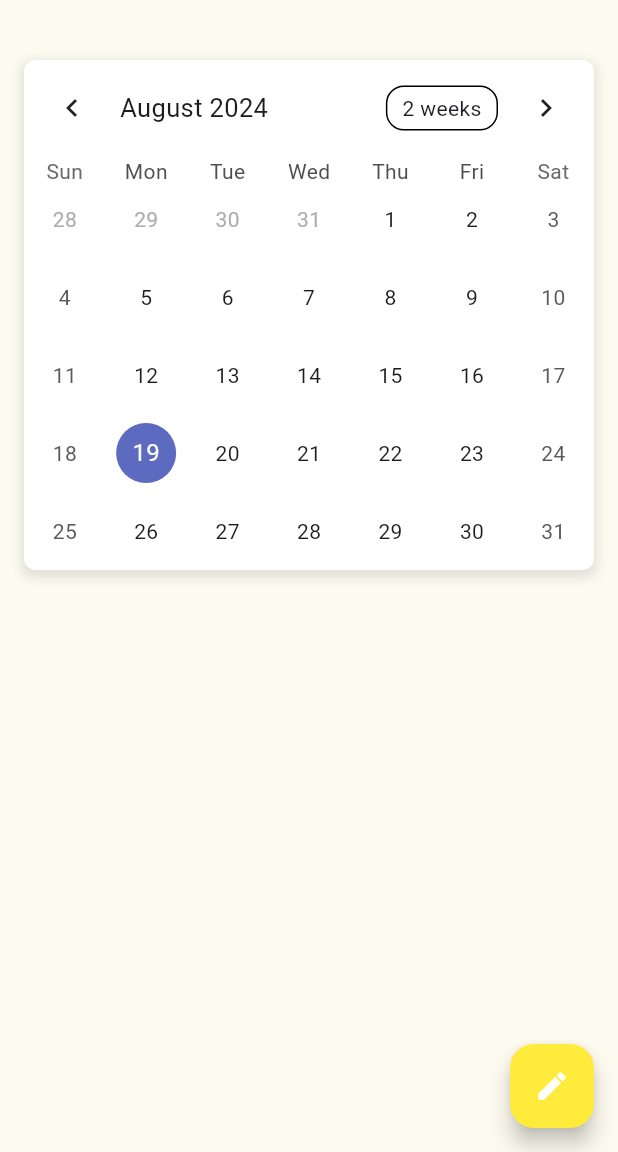
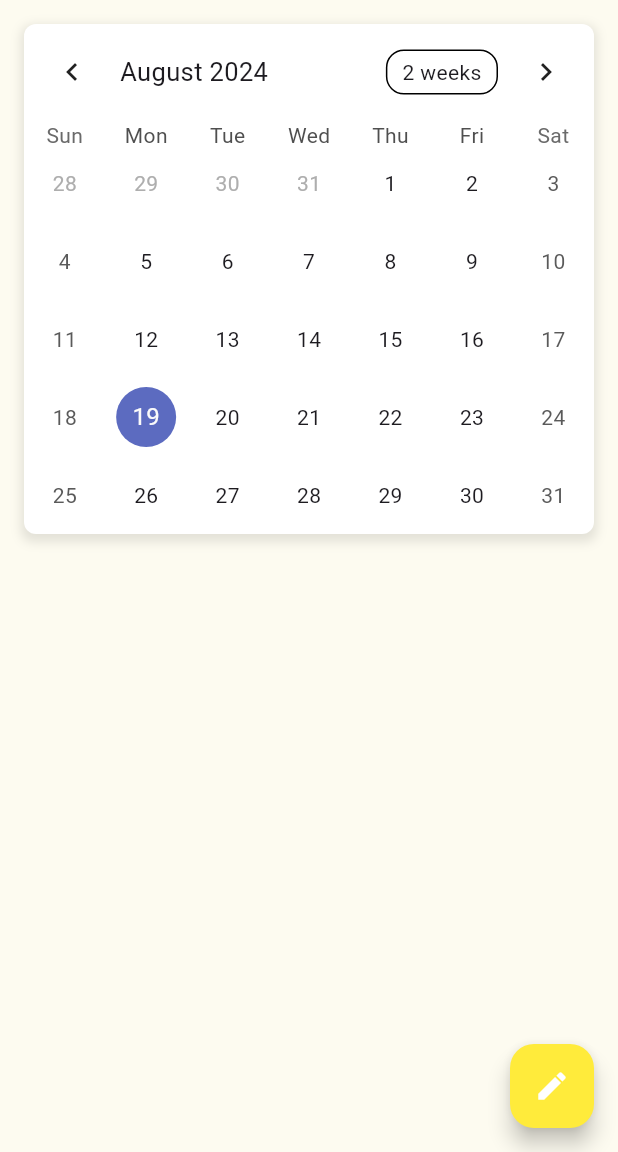
Before and after one commit to Tune-Manner/wisely-diary-frontend, a Flutter app: the HomeScreens screen opened directly, on a phone screen of 412 x 824 dp, the part 84-1236 px from its top. Run offline on Flutter 3.47's test engine with Material 3 defaults, Android fonts, the phone set to English and light mode, and no system bars; drawn by our look-alikes of table_calendar; our stand-ins replace device_info_plus, firebase_core, firebase_messaging, flutter_bloc, flutter_dotenv, flutter_local_notifications and 7 more; missing offline and left inert: android_alarm_manager_plus, gotrue, image_picker_android, image_picker_platform_interface, kakao_flutter_sdk_user; accounts and stored records are empty.

Commit message:
feat : changing calendar position

```diff
--- a/lib/home_screens.dart
+++ b/lib/home_screens.dart
@@ -10,7 +10,6 @@ import 'custom_scaffold.dart';
 import 'alarm/alarm_setting_page.dart';
 
 import 'date_select.dart';
-
 
 class HomeScreens extends StatefulWidget {
   final String userId;
@@ -110,45 +109,7 @@ class _HomePageState extends State<HomeScreens> {
         children: [
           Column(
             children: [
-              // 캘린더 헤더 및 버튼
-              Padding(
-                padding: const EdgeInsets.symmetric(vertical: 20.0),
-                child: Row(
-                  mainAxisAlignment: MainAxisAlignment.spaceBetween,
-                  children: [
-                    // Padding(
-                    //   padding: const EdgeInsets.only(left: 16.0),
-                    //   child: Text(
-                    //     '< ${_selectedDay.year} ${_selectedDay.month.toString().padLeft(2, '0')} >',
-                    //     textAlign: TextAlign.left,
-                    //     style: TextStyle(
-                    //         fontSize: 16,
-                    //         color: Colors.black,
-                    //         fontWeight: FontWeight.bold),
-                    //   ),
-                    // ),
-                    // Padding(
-                    //   padding: const EdgeInsets.only(right: 16.0),
-                    //   child: ElevatedButton(
-                    //     onPressed: () {
-                    //       Navigator.push(
-                    //         context,
-                    //         MaterialPageRoute(
-                    //           builder: (context) => AlarmSettingPage(), // AlarmSettingPage로 이동
-                    //         ),
-                    //       );
-                    //     },
-                    //     child: Text('이번달 감정통계'),
-                    //     style: ElevatedButton.styleFrom(
-                    //       foregroundColor: Colors.black,
-                    //       backgroundColor: Colors.white,
-                    //       minimumSize: Size(105, 30),
-                    //     ),
-                    //   ),
-                    // ),
-                  ],
-                ),
-              ),
+              SizedBox(height: 16),
               // 캘린더 위젯
               Container(
                 margin: EdgeInsets.symmetric(horizontal: 16.0),
```
